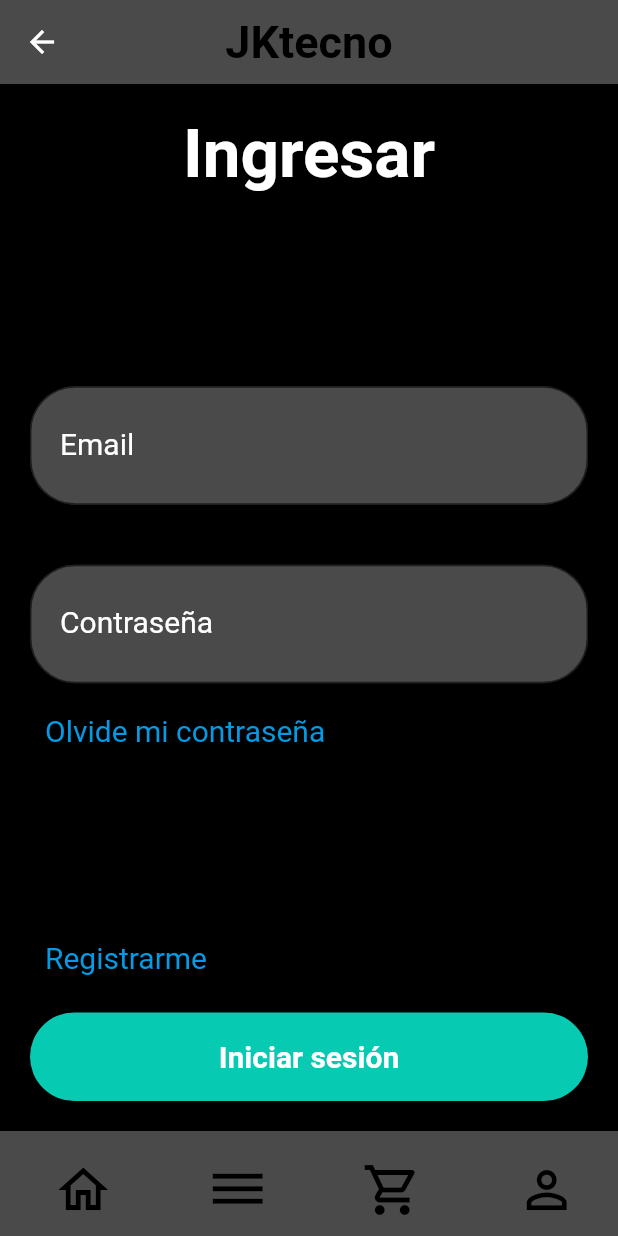
After one commit to CristianG22/accesories_store_flutter, a Flutter app: the TestScreen screen opened by its route, after a tap on "Ir al login", on a phone screen of 412 x 824 dp. The commit adds this screen. Run offline on Flutter 3.47's test engine with Material 3 defaults, Android fonts, the phone set to English and light mode, and no system bars; our stand-ins replace go_router; Roboto replaces fonts that are missing (OpenSans).

Commit message:
Creacion de screen de login y ajustes

```diff
--- a/lib/core/router/app_router.dart
+++ b/lib/core/router/app_router.dart
@@ -1,3 +1,4 @@
+import 'package:accesories_store/presentation/screens/login_screen.dart';
 import 'package:accesories_store/presentation/screens/main_screen.dart';
 import 'package:flutter/material.dart';
 import 'package:go_router/go_router.dart';
@@ -23,5 +24,9 @@ final GoRouter router = GoRouter(
       path: '/test',
       builder: (context, state) => const TestScreen(),
     ),
+    GoRoute(
+      path: '/login',
+      builder: (context, state) => const LoginScreen(),
+    ),
   ],
 );
--- a/lib/presentation/screens/home_screen.dart
+++ b/lib/presentation/screens/home_screen.dart
@@ -70,34 +70,3 @@ class HomeScreen extends StatelessWidget {
     );
   }
 }
-
-class BottomNavBar extends StatelessWidget {
-  const BottomNavBar({super.key});
-
-  @override
-  Widget build(BuildContext context) {
-    return BottomNavigationBar(
-      backgroundColor: Colors.grey[850],
-      selectedItemColor: Colors.cyan,
-      unselectedItemColor: Colors.white,
-      onTap: (index) {
-        switch (index) {
-          case 0:
-            context.push('/');
-            break;
-          case 1:
-            context.push('/checkout');
-            break;
-          case 2:
-            context.push('/profile');
-            break;
-        }
-      },
-      items: const [
-        BottomNavigationBarItem(icon: Icon(Icons.home), label: ''),
-        BottomNavigationBarItem(icon: Icon(Icons.shopping_cart), label: ''),
-        BottomNavigationBarItem(icon: Icon(Icons.person), label: ''),
-      ],
-    );
-  }
-}//Screen a borrar para que se suban la estructura de carpetas
--- /dev/null
+++ b/lib/presentation/screens/login_screen.dart
@@ -0,0 +1,180 @@
+import 'package:accesories_store/widgets/CustomAppBar.dart';
+import 'package:accesories_store/widgets/CustomBottomNav.dart';
+import 'package:flutter/material.dart';
+
+class LoginScreen extends StatefulWidget {
+  const LoginScreen({super.key});
+
+  @override
+  State<LoginScreen> createState() => _LoginFormState();
+}
+
+class _LoginFormState extends State<LoginScreen> {
+  final _formKey = GlobalKey<FormState>();
+
+  String _usuario = '';
+  String _password = '';
+
+  @override
+  Widget build(BuildContext context) {
+    return Scaffold(
+      backgroundColor: Colors.black,
+      appBar: CustomAppBar(),
+
+      body: Padding(
+        padding: const EdgeInsets.all(20),
+        child: Column(
+          mainAxisAlignment: MainAxisAlignment.spaceBetween,
+          children: [
+            const Text(
+              'Ingresar',
+              style: TextStyle(
+                fontSize: 45,
+                fontWeight: FontWeight.bold,
+                fontFamily: 'OpenSans',
+                color: Colors.white,
+              ),
+            ),
+
+            Center(
+              child: Form(
+                key: _formKey,
+                child: Column(
+                  mainAxisSize: MainAxisSize.min,
+                  children: [
+                    TextFormField(
+                      decoration: InputDecoration(
+                        labelText: 'Email',
+                        labelStyle: TextStyle(
+                          fontSize: 20,
+                          color: Colors.white,
+                        ),
+                        filled: true,
+                        fillColor: const Color.fromARGB(255, 75, 74, 74),
+                        border: OutlineInputBorder(
+                          borderRadius: BorderRadius.circular(30),
+                        ),
+                        contentPadding: EdgeInsets.symmetric(
+                          vertical: 30,
+                          horizontal: 20,
+                        ),
+                      ),
+                      keyboardType: TextInputType.emailAddress,
+                      validator: (value) {
+                        if (value == null || value.isEmpty) {
+                          return 'Por favor ingresa tu usuario';
+                        }
+                        if (!value.contains('@')) {
+                          return 'Ingrese un email válido';
+                        }
+                        return null;
+                      },
+                      onSaved: (value) => _usuario = value!,
+                    ),
+
+                    const SizedBox(height: 40),
+
+                    TextFormField(
+                      decoration: InputDecoration(
+                        labelText: 'Contraseña',
+                        labelStyle: TextStyle(
+                          fontSize: 20,
+                          color: Colors.white,
+                        ),
+                        filled: true,
+                        fillColor: const Color.fromARGB(255, 75, 74, 74),
+                        border: OutlineInputBorder(
+                          borderRadius: BorderRadius.circular(30),
+                        ),
+                        contentPadding: EdgeInsets.symmetric(
+                          vertical: 30,
+                          horizontal: 20,
+                        ),
+                      ),
+                      obscureText: true,
+                      validator: (value) {
+                        if (value == null || value.isEmpty) {
+                          return 'Por favor ingresa la contraseña';
+                        }
+                        if (value.length < 6) {
+                          return 'La contraseña debe tener al menos 6 caracteres';
+                        }
+                        return null;
+                      },
+                      onSaved: (value) {
+                        _password = value!;
+                      },
+                    ),
+
+                    Padding(
+                      padding: const EdgeInsets.only(left: 10, top: 20),
+                      child: Align(
+                        alignment: Alignment.centerLeft,
+                        child: Text(
+                          'Olvide mi contraseña',
+                          style: TextStyle(
+                            color: Colors.lightBlue[600],
+                            fontSize: 20,
+                          ),
+                        ),
+                      ),
+                    ),
+                  ],
+                ),
+              ),
+            ),
+
+            Column(
+              crossAxisAlignment: CrossAxisAlignment.stretch,
+              children: [
+                Padding(
+                  padding: const EdgeInsets.only(left: 10, bottom: 15),
+                  child: Align(
+                    alignment: Alignment.centerLeft,
+                    child: Text(
+                      'Registrarme',
+                      style: TextStyle(
+                        color: Colors.lightBlue[600],
+                        fontSize: 20,
+                      ),
+                    ),
+                  ),
+                ),
+
+                const SizedBox(height: 10),
+
+                ElevatedButton(
+                  style: ElevatedButton.styleFrom(
+                    backgroundColor: Color(0xff07CAB3),
+                    padding: EdgeInsets.symmetric(vertical: 18),
+                    shape: RoundedRectangleBorder(
+                      borderRadius: BorderRadius.circular(30),
+                    ),
+                    elevation: 5,
+                    textStyle: TextStyle(
+                      fontSize: 20,
+                      fontWeight: FontWeight.bold,
+                      color: Colors.white,
+                    ),
+                  ),
+                  onPressed: () {
+                    if (_formKey.currentState!.validate()) {
+                      _formKey.currentState!.save();
+
+                      ScaffoldMessenger.of(context).showSnackBar(
+                        const SnackBar(content: Text('Iniciando...')),
+                      );
+                    }
+                  },
+                  child: const Text('Iniciar sesión'),
+                ),
+              ],
+            ),
+          ],
+        ),
+      ),
+
+      bottomNavigationBar: CustomBottomNav(),
+    );
+  }
+}
--- a/lib/presentation/screens/test_screen.dart
+++ b/lib/presentation/screens/test_screen.dart
@@ -44,6 +44,20 @@ class TestScreen extends StatelessWidget {
               ),
               onPressed: () => context.push('/profile'),
             ),
+            const SizedBox(height: 30),
+            ElevatedButton.icon(
+              icon: const Icon(Icons.person),
+              label: const Text('Ir al login'),
+              style: ElevatedButton.styleFrom(
+                backgroundColor: Colors.cyan,
+                foregroundColor: Colors.black,
+                padding: const EdgeInsets.symmetric(
+                  horizontal: 32,
+                  vertical: 16,
+                ),
+              ),
+              onPressed: () => context.push('/login'),
+            ),
           ],
         ),
       ),
```
